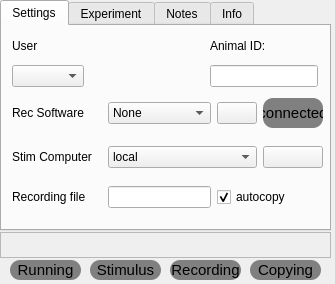
Old version of the form MasterRunner/form.ui in the repository ef-lab/Experiments.
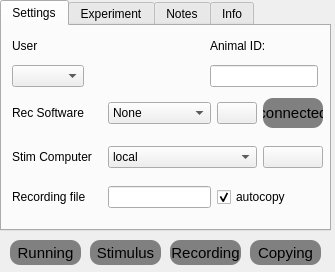
New version of the form. Icons and pictures are not drawn.

Commit message: removed text field

Patch:
```diff
--- a/MasterRunner/form.ui
+++ b/MasterRunner/form.ui
@@ -13,7 +13,7 @@
     <x>0</x>
     <y>0</y>
     <width>335</width>
-    <height>284</height>
+    <height>272</height>
    </rect>
   </property>
   <property name="windowTitle">
@@ -790,9 +790,9 @@
    <property name="geometry">
     <rect>
      <x>250</x>
-     <y>260</y>
+     <y>240</y>
      <width>71</width>
-     <height>20</height>
+     <height>25</height>
     </rect>
    </property>
    <property name="font">
@@ -817,9 +817,9 @@
    <property name="geometry">
     <rect>
      <x>10</x>
-     <y>260</y>
+     <y>240</y>
      <width>71</width>
-     <height>20</height>
+     <height>25</height>
     </rect>
    </property>
    <property name="font">
@@ -844,9 +844,9 @@
    <property name="geometry">
     <rect>
      <x>90</x>
-     <y>260</y>
+     <y>240</y>
      <width>71</width>
-     <height>20</height>
+     <height>25</height>
     </rect>
    </property>
    <property name="font">
@@ -873,9 +873,9 @@
    <property name="geometry">
     <rect>
      <x>170</x>
-     <y>260</y>
+     <y>240</y>
      <width>71</width>
-     <height>20</height>
+     <height>25</height>
     </rect>
    </property>
    <property name="font">
@@ -898,44 +898,6 @@
     <bool>true</bool>
    </property>
   </widget>
-  <widget class="QLabel" name="text_output">
-   <property name="geometry">
-    <rect>
-     <x>10</x>
-     <y>230</y>
-     <width>311</width>
-     <height>20</height>
-    </rect>
-   </property>
-   <property name="font">
-    <font>
-     <pointsize>11</pointsize>
-     <italic>true</italic>
-    </font>
-   </property>
-   <property name="text">
-    <string/>
-   </property>
-   <property name="alignment">
-    <set>Qt::AlignCenter</set>
-   </property>
-  </widget>
-  <widget class="QFrame" name="frame_6">
-   <property name="geometry">
-    <rect>
-     <x>0</x>
-     <y>232</y>
-     <width>331</width>
-     <height>26</height>
-    </rect>
-   </property>
-   <property name="frameShape">
-    <enum>QFrame::StyledPanel</enum>
-   </property>
-   <property name="frameShadow">
-    <enum>QFrame::Raised</enum>
-   </property>
-  </widget>
  </widget>
  <resources/>
  <connections/>
```
